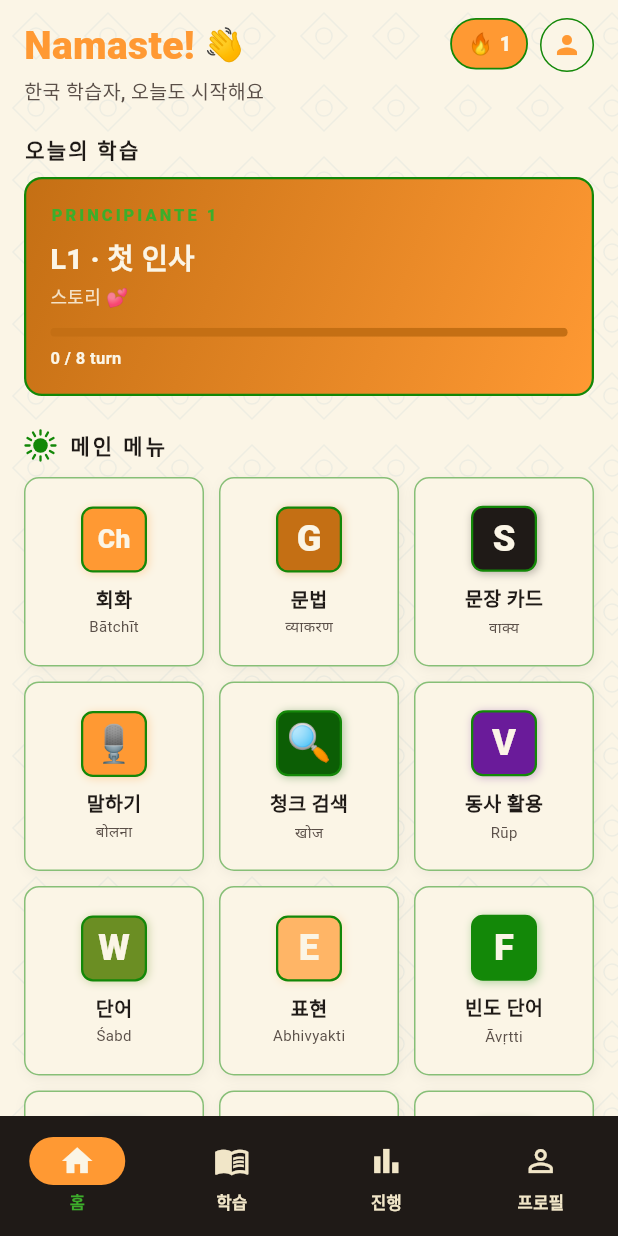
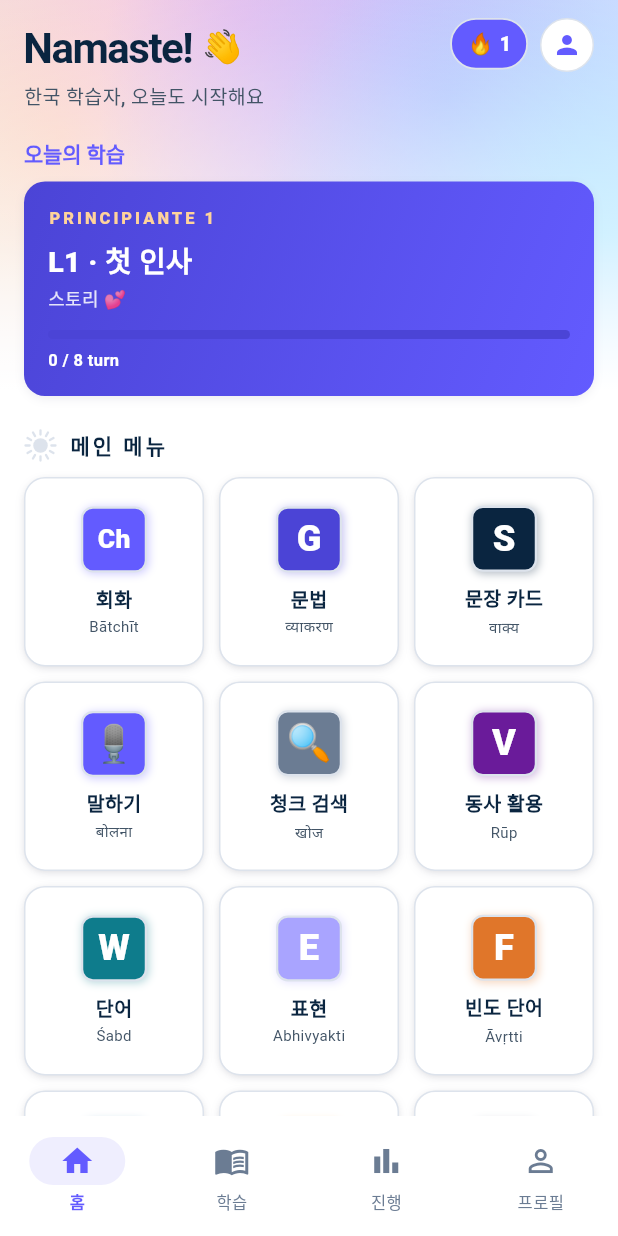
Before and after one commit to talkverselab/talkverse-hi, a Flutter app: the screen it shows after launch, on a phone screen of 412 x 824 dp. Run offline on Flutter 3.47's test engine with Material 3 defaults, Android fonts, the phone set to English and light mode, and no system bars; our stand-ins replace audioplayers, csv, drift, drift_flutter, flutter_tts, package_info_plus and 2 more; accounts and stored records are empty; generated files the repository leaves out were written again; Roboto replaces fonts that are missing (Pretendard); statements that could not run were skipped.

Commit message:
style: 앱 아이콘·화면 톤을 talkverse.uk 에 맞춤 — 메시 바탕 남색 अ 아이콘, 흰 바탕·남색 글자·인디고 포인트
- 아이콘: ~/talkverse/branding/make_icon.py (Kohinoor Semibold अ, 강조선 하늘색 → 인디고) — Android 레거시·라운드·적응형, iOS AppIcon
- theme.dart: 색 이름은 유지하고 값만 사이트 토큰으로, 앱바·내비 흰 배경, 둥근 카드, 알약 버튼
- 홈 상단 장식 → 파스텔 메시 그라데이션(MeshBackdrop), 타일 둥근 모서리·옅은 그림자
- 회화 화면 진행 막대·HI 배지(사이트 힌디어 카드색 #e0762a)·빈도 단어 배지 색 조정

Co-Authored-By: Claude Opus 5.5 <noreply@anthropic.com>
Claude-Session: https://claude.ai/code/session_01WUSVi3JiqgoWANFdYx9bYR

```diff
--- a/lib/core/theme.dart
+++ b/lib/core/theme.dart
@@ -1,27 +1,34 @@
 import 'package:flutter/material.dart';
 
-/// España 컬러 팔레트 — 국기 rojo·gualda + 석회벽 백색·올리브·지중해 청색
+/// 컬러 팔레트 — talkverse.uk 톤(2026-10-26).
+///
+/// 흰 바탕 + 남색 글자 + 인디고 포인트 하나, 그 밖의 색은 절제한다.
+/// 이름(rojo·gualda·cal…)은 옛 국기 팔레트(스페인어 템플릿)에서 온 것이라
+/// 화면 코드가 그대로 쓰고, 값만 사이트 토큰(`--ink`·`--body`·`--accent`…)에 맞췄다.
 class AppColors {
-  // 主色 — Rojo (국기 빨강)
-  static const Color rojo = Color(0xFFFF9933);
-  static const Color rojoDeep = Color(0xFFC46F14);
-  static const Color rojoLight = Color(0xFFFFB566);
+  // 주색 — 사이트 `--accent` 인디고
+  static const Color rojo = Color(0xFF635BFF);
+  static const Color rojoDeep = Color(0xFF4B44D6); // `--accent-ink`
+  static const Color rojoLight = Color(0xFFA9A4FF);
 
-  // 副色 — Gualda (국기 노랑/금)
-  static const Color gualda = Color(0xFF138808);
-  static const Color gualdaBright = Color(0xFF3DAE2B);
-  static const Color gualdaDeep = Color(0xFF0C5E05);
+  // 옛 금색 자리 — 테두리는 사이트 `--line` 계열, 밝은 강조는 히어로 피치
+  static const Color gualda = Color(0xFFDDE3EC);
+  static const Color gualdaBright = Color(0xFFFFD39B);
+  static const Color gualdaDeep = Color(0xFF6B7C93); // `--muted`
 
-  // Tinta (잉크, 본문 텍스트)
-  static const Color tinta = Color(0xFF1F1A17);
-  static const Color tintaLight = Color(0xFF5A4F48);
+  // 글자 — `--ink` / `--body`
+  static const Color tinta = Color(0xFF0A2540);
+  static const Color tintaLight = Color(0xFF425466);
 
-  // Cal (석회 벽, 부드러운 미색 배경)
-  static const Color cal = Color(0xFFFBF5E6);
-  static const Color calDeep = Color(0xFFF1E6C8);
+  // 바탕 — 흰색 / `--soft`
+  static const Color cal = Color(0xFFFFFFFF);
+  static const Color calDeep = Color(0xFFF6F9FC);
 
-  // Oliva (보조 강조)
-  static const Color oliva = Color(0xFF6B8E23);
+  // 보조 강조 — 차분한 청록(완료·학습됨)
+  static const Color oliva = Color(0xFF0E7C8C);
+
+  // 힌디어 카드색 — talkverse.uk 언어 카드의 `--c`
+  static const Color lusa = Color(0xFFE0762A);
 
   // Mediterráneo (정보성 강조)
   static const Color mar = Color(0xFF1E6FA8);
@@ -48,16 +55,16 @@ class AppTheme {
       colorScheme: ColorScheme(
         brightness: Brightness.light,
         primary: AppColors.rojo,
-        onPrimary: AppColors.cal,
+        onPrimary: Colors.white,
         primaryContainer: AppColors.rojoLight,
         onPrimaryContainer: AppColors.tinta,
-        secondary: AppColors.gualda,
-        onSecondary: AppColors.tinta,
+        secondary: AppColors.tintaLight,
+        onSecondary: Colors.white,
         secondaryContainer: AppColors.gualdaBright,
         onSecondaryContainer: AppColors.tinta,
         tertiary: AppColors.oliva,
         onTertiary: AppColors.cal,
-        tertiaryContainer: const Color(0xFFD6E4B0),
+        tertiaryContainer: const Color(0xFFCDEFF2),
         onTertiaryContainer: AppColors.tinta,
         error: const Color(0xFFB00020),
         onError: Colors.white,
@@ -66,62 +73,87 @@ class AppTheme {
         surfaceContainerHighest: AppColors.calDeep,
         onSurfaceVariant: AppColors.tintaLight,
         outline: AppColors.gualdaDeep,
-        outlineVariant: const Color(0xFFDCCDA4),
+        outlineVariant: AppColors.gualda,
       ),
       scaffoldBackgroundColor: AppColors.cal,
       fontFamily: 'Pretendard',
     );
 
     return base.copyWith(
+      textTheme: base.textTheme.apply(
+        bodyColor: AppColors.tintaLight,
+        displayColor: AppColors.tinta,
+      ),
       appBarTheme: const AppBarTheme(
         centerTitle: true,
         elevation: 0,
-        backgroundColor: AppColors.rojo,
-        foregroundColor: AppColors.cal,
+        scrolledUnderElevation: 0,
+        backgroundColor: AppColors.cal,
+        surfaceTintColor: Colors.transparent,
+        foregroundColor: AppColors.tinta,
+        shape: Border(bottom: BorderSide(color: AppColors.gualda, width: 1)),
         titleTextStyle: TextStyle(
-          color: AppColors.cal,
-          fontSize: 18,
-          fontWeight: FontWeight.w700,
-          letterSpacing: 1.2,
+          color: AppColors.tinta,
+          fontSize: 17,
+          fontWeight: FontWeight.w600,
+          letterSpacing: -0.3,
         ),
       ),
       cardTheme: CardThemeData(
         elevation: 0,
         color: AppColors.cal,
+        shadowColor: const Color(0x1A32325D),
         shape: RoundedRectangleBorder(
-          borderRadius: BorderRadius.circular(8),
-          side: const BorderSide(color: AppColors.gualda, width: 0.8),
+          borderRadius: BorderRadius.circular(14),
+          side: const BorderSide(color: AppColors.gualda, width: 1),
         ),
       ),
       navigationBarTheme: NavigationBarThemeData(
-        backgroundColor: AppColors.tinta,
-        indicatorColor: AppColors.rojo,
+        backgroundColor: AppColors.cal,
+        surfaceTintColor: Colors.transparent,
+        indicatorColor: const Color(0xFFEFEEFE),
         labelTextStyle: WidgetStateProperty.resolveWith((states) {
           final selected = states.contains(WidgetState.selected);
           return TextStyle(
-            color: selected ? AppColors.gualdaBright : AppColors.calDeep,
+            color: selected ? AppColors.rojo : AppColors.gualdaDeep,
             fontSize: 11,
-            fontWeight: FontWeight.w600,
+            fontWeight: selected ? FontWeight.w600 : FontWeight.w500,
           );
         }),
         iconTheme: WidgetStateProperty.resolveWith((states) {
           final selected = states.contains(WidgetState.selected);
           return IconThemeData(
-            color: selected ? AppColors.cal : AppColors.calDeep,
+            color: selected ? AppColors.rojo : AppColors.gualdaDeep,
             size: 24,
           );
         }),
+      ),
+      filledButtonTheme: FilledButtonThemeData(
+        style: FilledButton.styleFrom(
+          backgroundColor: AppColors.tinta,
+          foregroundColor: Colors.white,
+          shape: const StadiumBorder(),
+          textStyle: const TextStyle(fontWeight: FontWeight.w600),
+        ),
+      ),
+      outlinedButtonTheme: OutlinedButtonThemeData(
+        style: OutlinedButton.styleFrom(
+          foregroundColor: AppColors.tinta,
+          side: const BorderSide(color: AppColors.gualda),
+          shape: const StadiumBorder(),
+        ),
       ),
       chipTheme: ChipThemeData(
         backgroundColor: AppColors.calDeep,
         labelStyle: const TextStyle(color: AppColors.tinta, fontWeight: FontWeight.w600),
         side: const BorderSide(color: AppColors.gualda),
+        shape: const StadiumBorder(),
         selectedColor: AppColors.rojo,
         secondaryLabelStyle: const TextStyle(color: AppColors.cal),
       ),
       dividerTheme: const DividerThemeData(
         color: AppColors.gualda,
-        thickness: 0.5,
+        thickness: 1,
       ),
       listTileTheme: const ListTileThemeData(
         iconColor: AppColors.rojo,
--- a/lib/screens/episode_screen.dart
+++ b/lib/screens/episode_screen.dart
@@ -183,8 +183,8 @@ class _EpisodeScreenState extends State<EpisodeScreen> {
           preferredSize: const Size.fromHeight(4),
           child: LinearProgressIndicator(
             value: total == 0 ? 0 : done / total,
-            backgroundColor: AppColors.rojoDeep,
-            color: AppColors.gualda,
+            backgroundColor: AppColors.calDeep,
+            color: AppColors.rojo,
             minHeight: 4,
           ),
         ),
--- a/lib/screens/main_screen.dart
+++ b/lib/screens/main_screen.dart
@@ -63,7 +63,7 @@ class HomeScreen extends StatelessWidget {
       backgroundColor: AppColors.cal,
       body: Stack(
         children: [
-          const Positioned.fill(child: AzulejoPattern(opacity: 0.06)),
+          const Positioned(top: 0, left: 0, right: 0, height: 260, child: MeshBackdrop()),
           SafeArea(
             child: ListView(
               padding: const EdgeInsets.symmetric(horizontal: 16, vertical: 12),
@@ -80,9 +80,10 @@ class HomeScreen extends StatelessWidget {
                               Text(
                                 'Namaste!',
                                 style: TextStyle(
-                                  fontSize: 26,
-                                  fontWeight: FontWeight.w900,
-                                  color: AppColors.rojo,
+                                  fontSize: 28,
+                                  fontWeight: FontWeight.w700,
+                                  color: AppColors.tinta,
+                                  letterSpacing: -1,
                                 ),
                               ),
                               SizedBox(width: 6),
@@ -120,9 +121,9 @@ class HomeScreen extends StatelessWidget {
                   tr('오늘의 학습'),
                   style: TextStyle(
                     fontSize: 14,
-                    fontWeight: FontWeight.w800,
-                    color: AppColors.tinta,
-                    letterSpacing: 1.5,
+                    fontWeight: FontWeight.w600,
+                    color: AppColors.rojo,
+                    letterSpacing: -0.1,
                   ),
                 ),
                 const SizedBox(height: 8),
@@ -234,8 +235,10 @@ class _TodayMissionState extends State<_TodayMission> {
             begin: Alignment.topLeft,
             end: Alignment.bottomRight,
           ),
-          borderRadius: BorderRadius.circular(12),
-          border: Border.all(color: AppColors.gualda, width: 1.5),
+          borderRadius: BorderRadius.circular(14),
+          boxShadow: const [
+            BoxShadow(color: Color(0x1A32325D), blurRadius: 5, offset: Offset(0, 2), spreadRadius: -1),
+          ],
         ),
         child: Column(
           crossAxisAlignment: CrossAxisAlignment.start,
@@ -270,7 +273,7 @@ class _TodayMissionState extends State<_TodayMission> {
                 value: ratio,
                 minHeight: 6,
                 backgroundColor: AppColors.rojoDeep,
-                color: AppColors.gualda,
+                color: AppColors.gualdaBright,
               ),
             ),
             const SizedBox(height: 6),
@@ -307,7 +310,7 @@ class _MenuGrid extends StatelessWidget {
         builder: (_) => TopicVocabScreen(
             title: tr('주제별 표현'),
             asset: 'assets/data/vocab/travel_expressions.json')),
-      _MenuItem(label: tr('빈도 단어'), sub: 'Āvṛtti', badge: 'F', color: AppColors.gualda,
+      _MenuItem(label: tr('빈도 단어'), sub: 'Āvṛtti', badge: 'F', color: AppColors.lusa,
         builder: (_) => const WordFreqScreen()),
       _MenuItem(label: tr('성·수'), sub: 'Ling', badge: 'm/f', color: AppColors.mar,
         builder: (_) => _ComingSoon(title: tr('성·수 일치'))),
@@ -355,18 +358,15 @@ class _MenuTile extends StatelessWidget {
   Widget build(BuildContext context) {
     return InkWell(
       onTap: () => Navigator.push(context, MaterialPageRoute(builder: item.builder)),
-      borderRadius: BorderRadius.circular(10),
+      borderRadius: BorderRadius.circular(14),
       child: Container(
         decoration: BoxDecoration(
           color: AppColors.cal,
-          borderRadius: BorderRadius.circular(10),
-          border: Border.all(color: AppColors.gualda.withValues(alpha: 0.5)),
-          boxShadow: [
-            BoxShadow(
-              color: AppColors.tinta.withValues(alpha: 0.06),
-              blurRadius: 6,
-              offset: const Offset(1, 2),
-            ),
+          borderRadius: BorderRadius.circular(14),
+          border: Border.all(color: AppColors.gualda),
+          boxShadow: const [
+            BoxShadow(color: Color(0x1A32325D), blurRadius: 5, offset: Offset(0, 2), spreadRadius: -1),
+            BoxShadow(color: Color(0x14000000), blurRadius: 3, offset: Offset(0, 1), spreadRadius: -1),
           ],
         ),
         child: Padding(
@@ -380,7 +380,7 @@ class _MenuTile extends StatelessWidget {
                 item.label,
                 style: const TextStyle(
                   fontSize: 13,
-                  fontWeight: FontWeight.w800,
+                  fontWeight: FontWeight.w600,
                   color: AppColors.tinta,
                 ),
               ),
--- a/lib/screens/profile_screen.dart
+++ b/lib/screens/profile_screen.dart
@@ -30,7 +30,7 @@ class ProfileScreen extends StatelessWidget {
             ),
             child: Row(
               children: [
-                const TileBadge(text: 'HI', size: 60, color: AppColors.tinta),
+                const TileBadge(text: 'HI', size: 60, color: AppColors.lusa),
                 SizedBox(width: 14),
                 Expanded(
                   child: Column(
@@ -77,7 +77,7 @@ class ProfileScreen extends StatelessWidget {
                   subtitle: tr('아이폰은 TestFlight 앱에서 새 빌드를 받습니다')),
             _SettingItem(icon: Icons.volume_up, title: tr('TTS 음성'), subtitle: tr('hi-IN (시스템 보이스)')),
             _SettingItem(icon: Icons.public, title: tr('변종'), subtitle: tr('Mānak Hindī (표준 힌디어)')),
-            _SettingItem(icon: Icons.palette, title: tr('테마'), subtitle: tr('낮 · 사프란·그린 #FF9933')),
+            _SettingItem(icon: Icons.palette, title: tr('테마'), subtitle: tr('낮 · 남색·인디고 #635BFF')),
           ]),
           const SizedBox(height: 16),
           _SectionTitle(tr('정보')),
--- a/lib/widgets/spanish_decor.dart
+++ b/lib/widgets/spanish_decor.dart
@@ -227,3 +227,48 @@ class _SolPainter extends CustomPainter {
   @override
   bool shouldRepaint(covariant _SolPainter old) => old.color != color;
 }
+
+/// 파스텔 메시 그라데이션 — talkverse.uk 히어로 배경을 옮긴 것. 홈 상단에만 쓴다.
+class MeshBackdrop extends StatelessWidget {
+  const MeshBackdrop({super.key});
+
+  static const _blobs = <(Alignment, Color)>[
+    (Alignment(-0.8, -0.3), Color(0xFFFFD39B)),
+    (Alignment(-0.2, -0.9), Color(0xFFF5B8E6)),
+    (Alignment(0.45, -0.5), Color(0xFFA9A4FF)),
+    (Alignment(0.95, 0.2), Color(0xFF8FE3FF)),
+  ];
+
+  @override
+  Widget build(BuildContext context) {
+    return IgnorePointer(
+      child: Stack(
+        fit: StackFit.expand,
+        children: [
+          const ColoredBox(color: Color(0xFFECEAFF)),
+          for (final (align, color) in _blobs)
+            DecoratedBox(
+              decoration: BoxDecoration(
+                gradient: RadialGradient(
+                  center: align,
+                  radius: 0.9,
+                  colors: [color.withValues(alpha: 0.85), color.withValues(alpha: 0)],
+                ),
+              ),
+            ),
+          // 아래로 갈수록 흰 바탕에 녹아들게
+          const DecoratedBox(
+            decoration: BoxDecoration(
+              gradient: LinearGradient(
+                begin: Alignment.topCenter,
+                end: Alignment.bottomCenter,
+                colors: [Color(0x26FFFFFF), Color(0x8CFFFFFF), Colors.white],
+                stops: [0, 0.6, 1],
+              ),
+            ),
+          ),
+        ],
+      ),
+    );
+  }
+}
```
Also changed, not shown: 43 other files.
